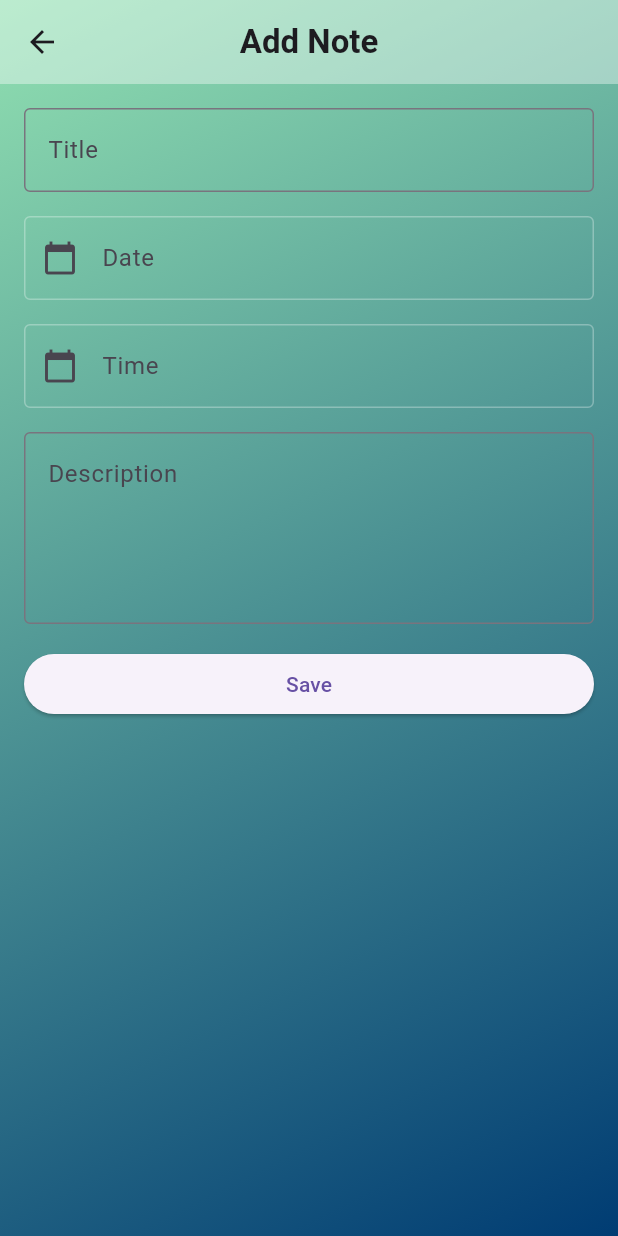
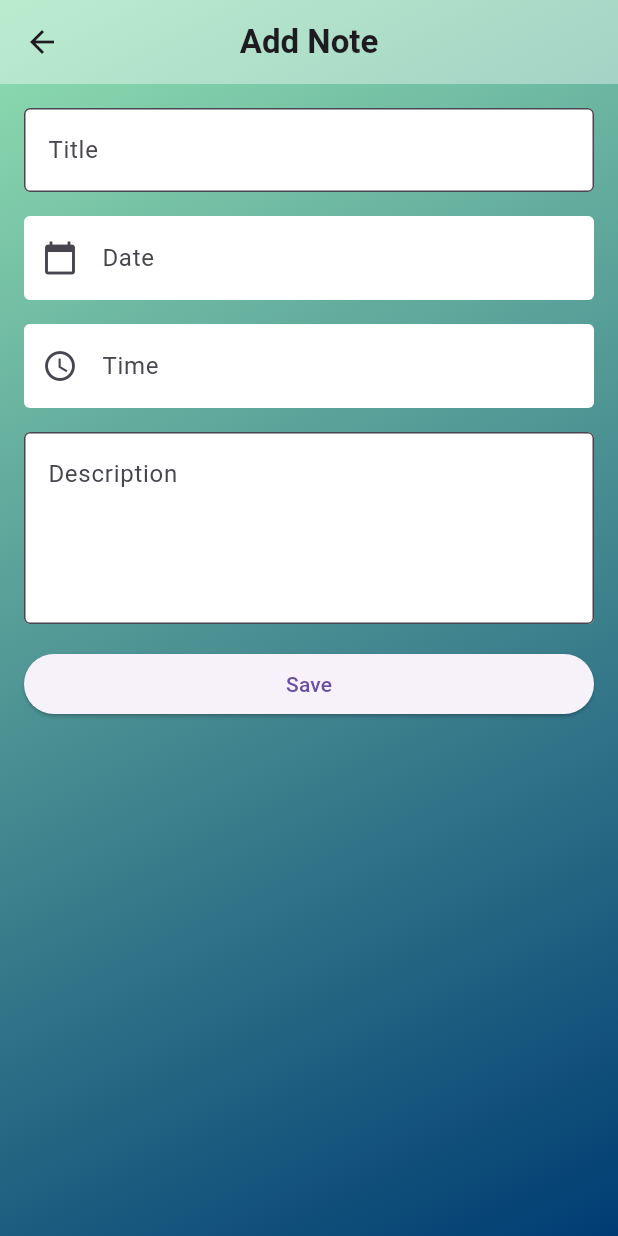
Before and after one commit to muhammadalief19/agenda_app, a Flutter app: the AddEditNotePage screen opened directly, on a phone screen of 412 x 824 dp. Run offline on Flutter 3.47's test engine with Material 3 defaults, Android fonts, the phone set to English and light mode, and no system bars; our stand-ins replace flutter_dotenv; network calls fail.

Commit message:
fix: fix UI

```diff
--- a/lib/screen/add_edit_note_page.dart
+++ b/lib/screen/add_edit_note_page.dart
@@ -71,6 +71,8 @@ class _AddEditNotePageState extends State<AddEditNotePage> {
                 TextField(
                   controller: titleController,
                   decoration: const InputDecoration(
+                    filled: true,
+                    fillColor: Colors.white,
                     hintText: 'Title',
                     border: OutlineInputBorder(
                       borderSide: BorderSide(color: Colors.white30),
@@ -86,6 +88,8 @@ class _AddEditNotePageState extends State<AddEditNotePage> {
                 TextField(
                   controller: dateController,
                   decoration: const InputDecoration(
+                    filled: true,
+                    fillColor: Colors.white,
                     labelText: 'Date',
                     prefixIcon: Icon(Icons.calendar_today),
                     enabledBorder: OutlineInputBorder(
@@ -101,8 +105,10 @@ class _AddEditNotePageState extends State<AddEditNotePage> {
                 TextField(
                   controller: timeController,
                   decoration: const InputDecoration(
+                    filled: true,
+                    fillColor: Colors.white,
                     labelText: 'Time',
-                    prefixIcon: Icon(Icons.calendar_today),
+                    prefixIcon: Icon(Icons.access_time),
                     enabledBorder: OutlineInputBorder(
                         borderSide: BorderSide(color: Colors.white30)),
                     focusedBorder: OutlineInputBorder(
@@ -117,6 +123,8 @@ class _AddEditNotePageState extends State<AddEditNotePage> {
                   controller: descriptionController,
                   maxLines: 4,
                   decoration: const InputDecoration(
+                    filled: true,
+                    fillColor: Colors.white,
                     hintText: 'Description ',
                     border: OutlineInputBorder(
                       borderSide: BorderSide(color: Colors.white30),
```
